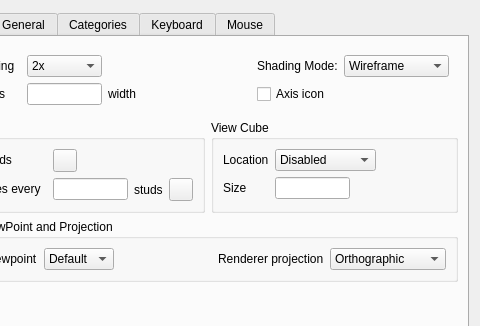
Before: the Qt Designer form lclib/qt/lc_qpreferencesdialog.ui in trevorsandy/lpub3d-ci, drawn with Qt 5; both pictures show x 101 to 581 and y 0 to 326 of the 581 by 450 pixel window.
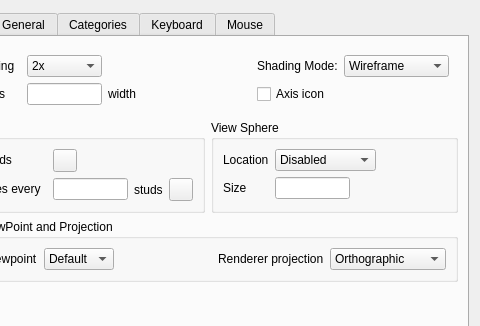
After: the same form once the commit is applied.

```diff
--- a/lclib/qt/lc_qpreferencesdialog.ui
+++ b/lclib/qt/lc_qpreferencesdialog.ui
@@ -213,7 +213,7 @@
        <item row="1" column="1">
         <widget class="QGroupBox" name="ViewCubeGroup">
          <property name="title">
-          <string>View Cube</string>
+          <string>View Sphere</string>
          </property>
          <layout class="QGridLayout" name="gridLayout_3">
           <item row="0" column="0">
```
Left out of the diff: 10 changed lines with no effect on the pictures.
